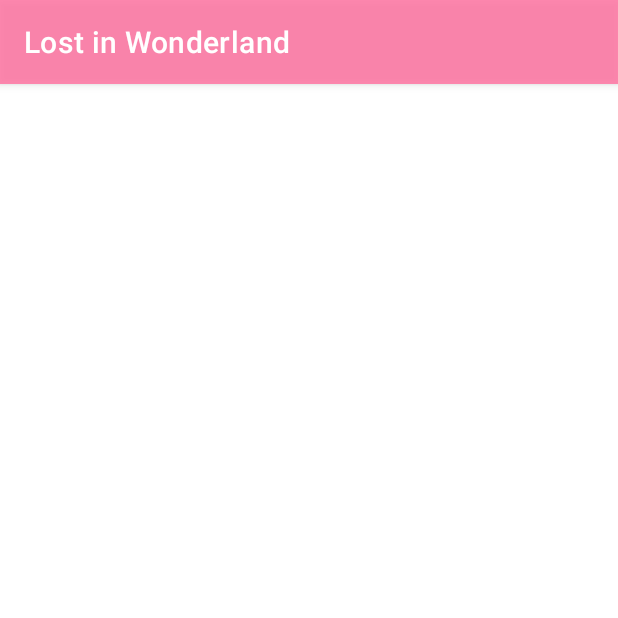
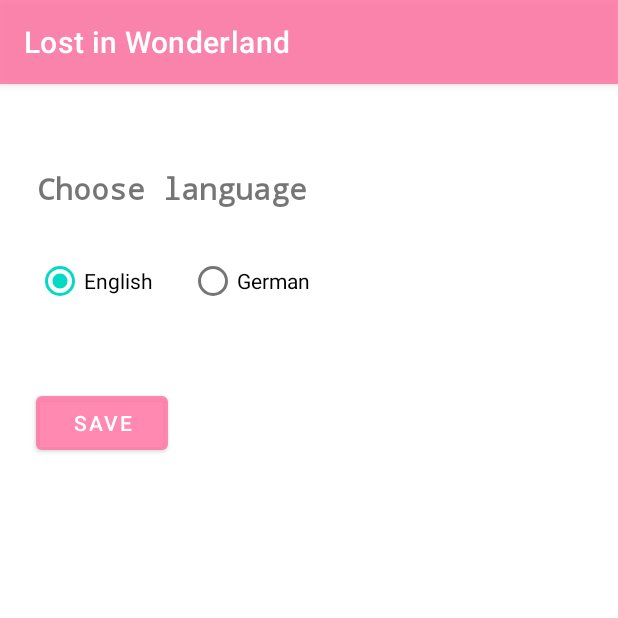
Before and after one commit to basicasian/lostinwonderland, an Android app: the SettingsActivity screen opened directly, with no data from a screen before it, on a phone screen of 412 x 824 dp, the top half of it. Run offline under Robolectric (Android 15) with nearby library versions, the phone set to English and light mode, and no system bars.

Commit message:
change language is now possible

```diff
--- a/app/src/main/AndroidManifest.xml
+++ b/app/src/main/AndroidManifest.xml
@@ -23,7 +23,8 @@
             android:noHistory="true" />
         <activity
             android:name=".SettingsActivity"
-            android:exported="false" />
+            android:exported="false"
+            android:configChanges="locale|orientation"/>
         <activity
             android:name=".HighScoreActivity"
             android:exported="false" />
--- a/app/src/main/java/at/ac/tuwien/mmue_ll6/SettingsActivity.java
+++ b/app/src/main/java/at/ac/tuwien/mmue_ll6/SettingsActivity.java
@@ -1,18 +1,102 @@
 package at.ac.tuwien.mmue_ll6;
 
 import androidx.appcompat.app.AppCompatActivity;
+import java.util.Locale;
 
+import android.annotation.TargetApi;
+import android.content.Context;
+import android.content.SharedPreferences;
+import android.os.Build;
 import android.os.Bundle;
+import android.app.Activity;
+import android.content.Intent;
+import android.content.res.Configuration;
+import android.content.res.Resources;
+import android.preference.PreferenceManager;
+import android.util.DisplayMetrics;
+import android.view.View;
+import android.widget.Button;
+import android.widget.RadioButton;
+import android.widget.TextView;
 
 /**
  * Activity for settings (planned: sound settings, etc.)
  * @author Renate Zhang
  */
 public class SettingsActivity extends AppCompatActivity {
+    private static final String SELECTED_LANGUAGE = "Locale.Helper.Selected.Language";
+
+    TextView messageView;
+    RadioButton englishButton, germanButton;
+    Button saveButton;
 
     @Override
     protected void onCreate(Bundle savedInstanceState) {
         super.onCreate(savedInstanceState);
         setContentView(R.layout.activity_settings);
+
+        // referencing the text and button views
+        messageView = findViewById(R.id.textView);
+        saveButton = findViewById(R.id.saveButton);
+        englishButton = findViewById(R.id.englishButton);
+        germanButton = findViewById(R.id.germanButton);
+
+        // setting up on click listener event over the button
+        // in order to change the language with the help of the save button
+        saveButton.setOnClickListener(new View.OnClickListener() {
+            @Override
+            public void onClick(View view) {
+                if (englishButton.isChecked()) {
+                    setLocale(SettingsActivity.this, "en");
+                }
+                if (germanButton.isChecked()) {
+                    setLocale(SettingsActivity.this, "de");
+                }
+            }
+        });
+
+        englishButton.setOnClickListener(new View.OnClickListener() {
+            @Override
+            public void onClick(View view) {
+                germanButton.setChecked(false);
+            }
+        });
+
+        germanButton.setOnClickListener(new View.OnClickListener() {
+            @Override
+            public void onClick(View view) {
+                englishButton.setChecked(false);
+            }
+        });
+    }
+
+    // the method is used to set the language at runtime
+    public void setLocale(Context context, String language) {
+        persist(context, language);
+        updateResources(context, language);
+        Intent refresh = new Intent(this, MainActivity.class);
+        refresh.addFlags(Intent.FLAG_ACTIVITY_CLEAR_TOP);
+        startActivity(refresh);
+    }
+
+    private static void persist(Context context, String language) {
+        SharedPreferences preferences = PreferenceManager.getDefaultSharedPreferences(context);
+        SharedPreferences.Editor editor = preferences.edit();
+        editor.putString(SELECTED_LANGUAGE, language);
+        editor.apply();
+    }
+
+    // the method is used update the language of application by creating
+    // object of inbuilt Locale class and passing language argument to it
+    private static void updateResources(Context context, String language) {
+        Locale locale = new Locale(language);
+        Locale.setDefault(locale);
+
+        Resources res = context.getResources();
+        DisplayMetrics dm = res.getDisplayMetrics();
+        Configuration conf = res.getConfiguration();
+        conf.setLocale(locale);
+        conf.setLayoutDirection(locale);
+        res.updateConfiguration(conf, dm);
     }
 }
--- a/app/src/main/res/layout/activity_settings.xml
+++ b/app/src/main/res/layout/activity_settings.xml
@@ -6,4 +6,55 @@
     android:layout_height="match_parent"
     tools:context=".SettingsActivity">
 
+    <Button
+        android:id="@+id/saveButton"
+        android:layout_width="wrap_content"
+        android:layout_height="wrap_content"
+        android:layout_marginStart="24dp"
+        android:text="@string/settings_save"
+        app:layout_constraintBottom_toBottomOf="parent"
+        app:layout_constraintStart_toStartOf="parent"
+        app:layout_constraintTop_toTopOf="parent"
+        app:layout_constraintVertical_bias="0.281" />
+
+    <TextView
+        android:id="@+id/textView"
+        android:layout_width="wrap_content"
+        android:layout_height="wrap_content"
+        android:layout_marginTop="56dp"
+        android:fontFamily="monospace"
+        android:text="@string/settings_language"
+        android:textSize="20sp"
+        android:textStyle="bold"
+        app:layout_constraintEnd_toEndOf="parent"
+        app:layout_constraintHorizontal_bias="0.105"
+        app:layout_constraintStart_toStartOf="parent"
+        app:layout_constraintTop_toTopOf="parent" />
+
+    <RadioButton
+        android:id="@+id/englishButton"
+        android:layout_width="wrap_content"
+        android:layout_height="wrap_content"
+        android:layout_marginStart="24dp"
+        android:layout_marginTop="24dp"
+        android:checked="true"
+        android:text="@string/settings_english"
+        app:layout_constraintBottom_toBottomOf="parent"
+        app:layout_constraintStart_toStartOf="parent"
+        app:layout_constraintTop_toBottomOf="@+id/textView"
+        app:layout_constraintVertical_bias="0.0" />
+
+    <RadioButton
+        android:id="@+id/germanButton"
+        android:layout_width="wrap_content"
+        android:layout_height="wrap_content"
+        android:layout_marginTop="48dp"
+        android:text="@string/settings_german"
+        app:layout_constraintBottom_toBottomOf="parent"
+        app:layout_constraintEnd_toEndOf="parent"
+        app:layout_constraintHorizontal_bias="0.105"
+        app:layout_constraintStart_toEndOf="@+id/englishButton"
+        app:layout_constraintTop_toTopOf="@+id/textView"
+        app:layout_constraintVertical_bias="0.005" />
+
 </androidx.constraintlayout.widget.ConstraintLayout>
--- a/app/src/main/res/values/strings.xml
+++ b/app/src/main/res/values/strings.xml
@@ -23,4 +23,9 @@
     <string name="after_game_tryagain">another game?</string>
     <string name="after_game_menu">return to menu</string>
 
+    <!-- tutorial / help -->
+    <string name="settings_language">Choose language</string>
+    <string name="settings_english">English</string>
+    <string name="settings_german">German</string>
+    <string name="settings_save">Save</string>
 </resources>
```
Also changed, not shown: 1 other file.
